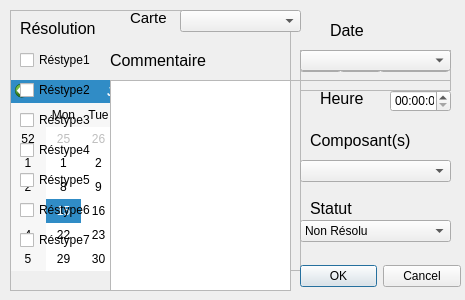
This is addentry.ui in Rhaven3/Project_SP-CE as Qt 5 draws it before an edit. The edited form follows.
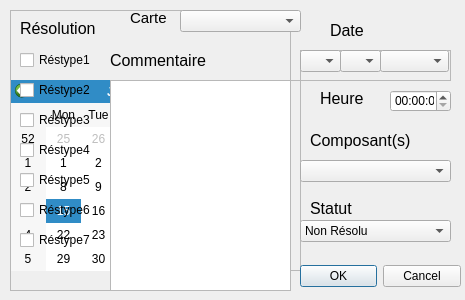
This is the edited form.

Commit message: Class Log, Logger && Logger.extract()

```diff
--- a/addentry.ui
+++ b/addentry.ui
@@ -310,32 +310,6 @@
     </property>
    </widget>
   </widget>
-  <widget class="QFrame" name="editDate">
-   <property name="geometry">
-    <rect>
-     <x>300</x>
-     <y>50</y>
-     <width>151</width>
-     <height>41</height>
-    </rect>
-   </property>
-   <property name="frameShape">
-    <enum>QFrame::StyledPanel</enum>
-   </property>
-   <property name="frameShadow">
-    <enum>QFrame::Raised</enum>
-   </property>
-   <widget class="QComboBox" name="comboeditDate">
-    <property name="geometry">
-     <rect>
-      <x>0</x>
-      <y>0</y>
-      <width>151</width>
-      <height>21</height>
-     </rect>
-    </property>
-   </widget>
-  </widget>
   <widget class="QFrame" name="addDatePlus">
    <property name="geometry">
     <rect>
```
Left out of the diff: 1 changed line with no effect on the pictures. The commit also changes 20 other files.
